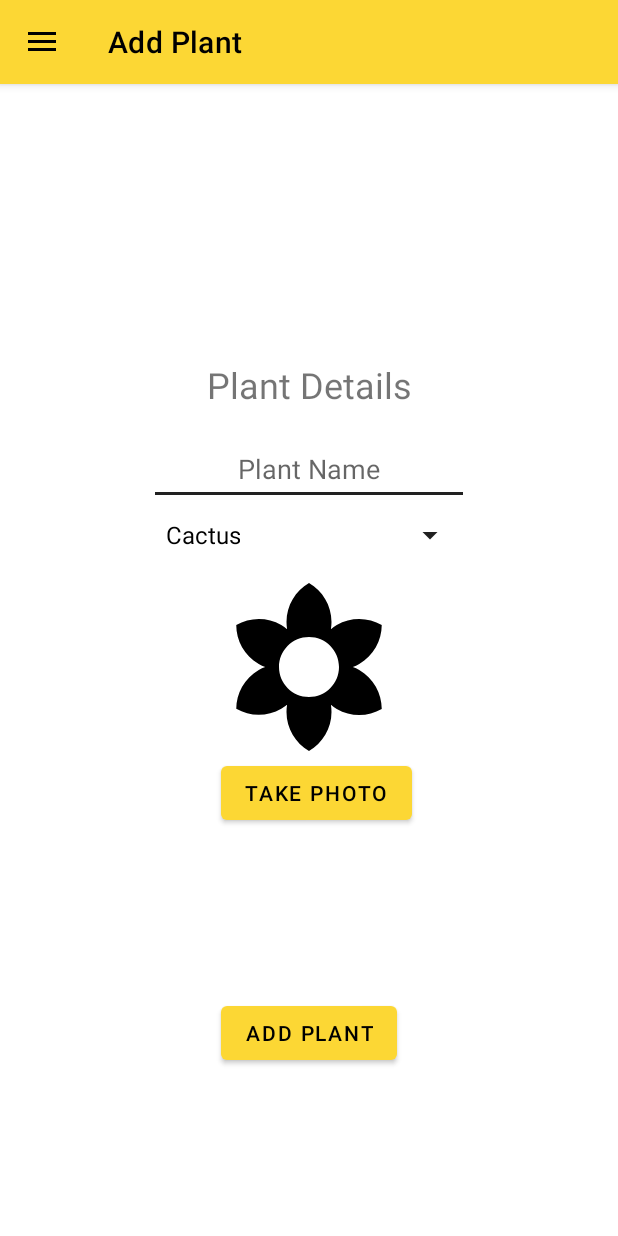
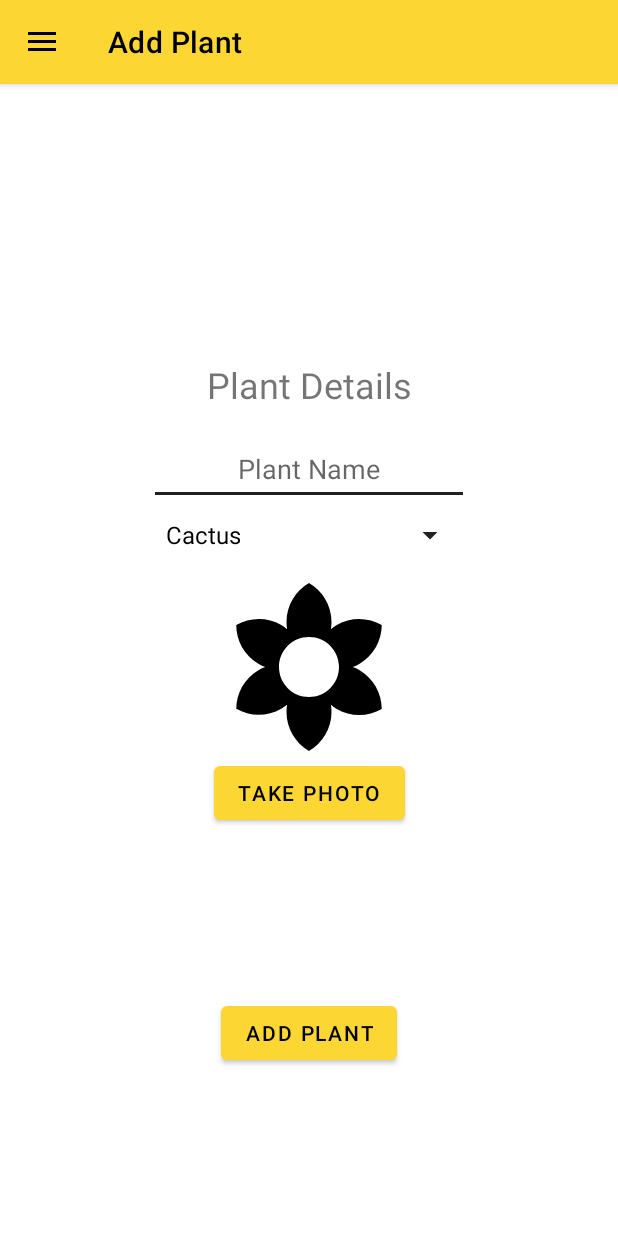
Before and after one commit to m-a-z-z-z/Plant_Monitor_App, an Android app: the AddPlantActivity screen opened directly, with no data from a screen before it, on a phone screen of 412 x 824 dp. Run offline under Robolectric (Android 15) with nearby library versions, the light colour scheme and no system bars; our stand-ins replace Firebase (no records; nobody signed in at launch, a user with empty details on screens opened directly).

Commit message:
Add Plant layout tweaks

```diff
--- a/app/src/main/res/layout/activity_add_plant.xml
+++ b/app/src/main/res/layout/activity_add_plant.xml
@@ -71,7 +71,6 @@
         android:onClick="onButtonTakePhotoClick"
         android:text="Take Photo"
         app:layout_constraintEnd_toEndOf="parent"
-        app:layout_constraintHorizontal_bias="0.517"
         app:layout_constraintStart_toStartOf="parent"
         app:layout_constraintTop_toBottomOf="@+id/imageView_plantPhoto" />
 
--- a/app/src/main/res/layout/activity_select_plant.xml
+++ b/app/src/main/res/layout/activity_select_plant.xml
@@ -33,7 +33,7 @@
                     android:layout_gravity="top|center_horizontal"
                     android:contentDescription="@string/app_name"
                     android:src="@drawable/flower_bee"
-                    android:scaleType="fitCenter"/>
+                    android:scaleType="centerCrop"/>
 
                 <TextView
                     android:id="@+id/cardview_text1"
```
